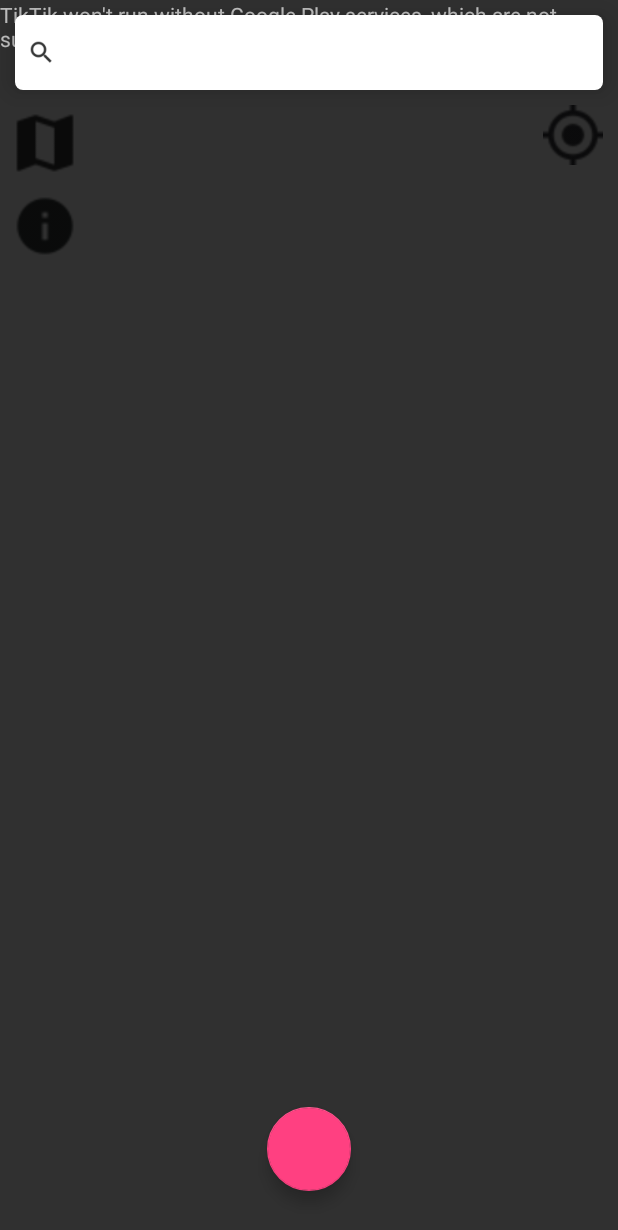
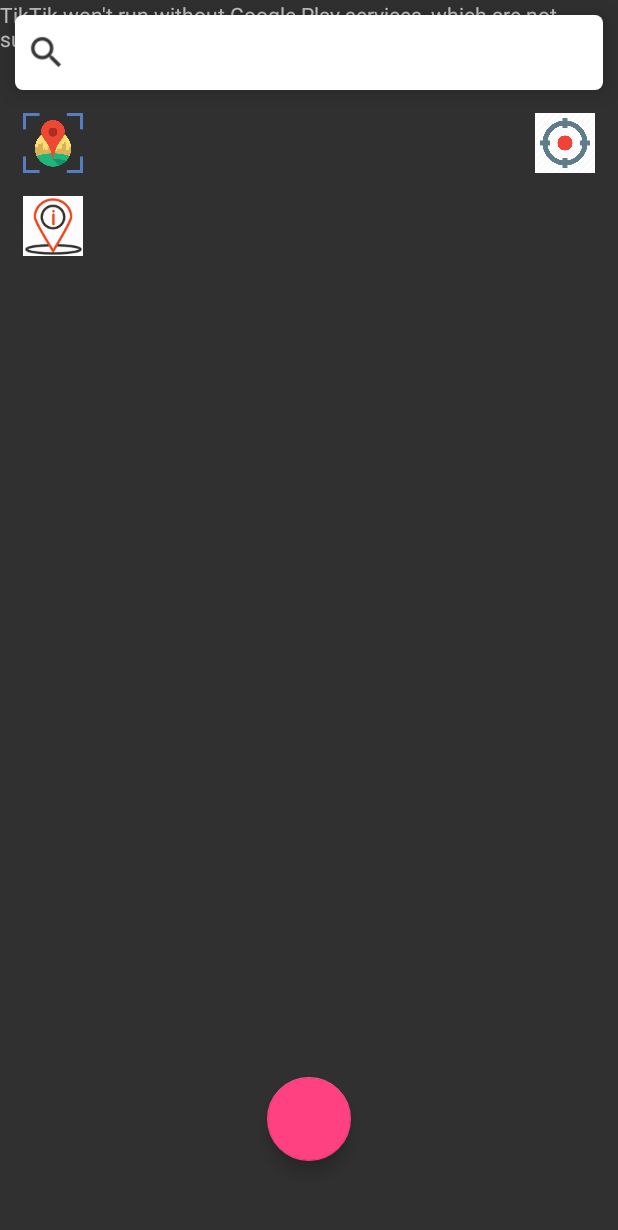
Before and after one commit to smakhdum/TikTik_Android_App, an Android app: the MapActivity screen opened directly, with no data from a screen before it, on a phone screen of 412 x 824 dp. Shown: the top 1230 px of the screen. Run offline under Robolectric (Android 15) with nearby library versions, the phone set to English and light mode, and no system bars; libraries missing offline, so code that uses them is left out: com.getbase.floatingactionbutton; plain views replace FloatingActionButton; 2 statements that could not run were skipped.

Commit message:
xml improvement

```diff
--- a/app/src/main/java/com/makhdum/tiktik/AddReminderActivity.java
+++ b/app/src/main/java/com/makhdum/tiktik/AddReminderActivity.java
@@ -749,7 +749,7 @@ public class AddReminderActivity extends AppCompatActivity implements OnMapReady
         tMap.addMarker(new MarkerOptions().position(getLatLng).title(""));
         tMap.moveCamera(CameraUpdateFactory.newLatLng(getLatLng));
         tMap.getMinZoomLevel();
-        tMap.animateCamera(CameraUpdateFactory.newLatLngZoom(getLatLng, 13.0f));
+        tMap.animateCamera(CameraUpdateFactory.newLatLngZoom(getLatLng, 13.5f));
 
     }
 }
--- a/app/src/main/res/drawable/toolbar_dropshadow.xml
+++ b/app/src/main/res/drawable/toolbar_dropshadow.xml
@@ -4,7 +4,7 @@
 
     <gradient
         android:startColor="@android:color/transparent"
-        android:endColor="#FF9800"
+        android:endColor="#E91E63"
         android:angle="90"/>
 
 </shape>
--- a/app/src/main/res/layout/activity_map.xml
+++ b/app/src/main/res/layout/activity_map.xml
@@ -24,8 +24,8 @@
 
         <ImageView
             android:id="@+id/ic_magnify"
-            android:layout_width="15dp"
-            android:layout_height="15dp"
+            android:layout_width="22dp"
+            android:layout_height="match_parent"
             android:layout_centerVertical="true"
             android:layout_marginLeft="10dp"
             android:src="@drawable/ic_magnify" />
@@ -35,6 +35,7 @@
             android:layout_width="match_parent"
             android:layout_height="match_parent"
             android:layout_centerVertical="true"
+            android:layout_marginLeft="10dp"
             android:layout_toRightOf="@+id/ic_magnify"
             android:background="@null"
             android:hint="Enter Address, City or Zip Code"
@@ -51,30 +52,30 @@
         android:layout_height="40dp"
         android:layout_below="@id/relLayout1"
         android:layout_alignParentRight="true"
-        android:layout_marginTop="10dp"
-        android:layout_marginRight="10dp"
+        android:layout_marginTop="15dp"
+        android:layout_marginRight="15dp"
         android:scaleType="centerCrop"
-        android:src="@drawable/ic_gps" />
+        android:src="@drawable/gps1" />
 
     <ImageView
         android:id="@+id/place_picker"
         android:layout_width="40dp"
         android:layout_height="40dp"
         android:layout_below="@+id/relLayout1"
-        android:layout_marginLeft="10dp"
+        android:layout_marginLeft="15dp"
         android:layout_marginTop="15dp"
         android:scaleType="centerCrop"
-        android:src="@drawable/ic_map" />
+        android:src="@drawable/android_google_places_api" />
 
     <ImageView
         android:id="@+id/place_info"
         android:layout_width="40dp"
         android:layout_height="40dp"
         android:layout_below="@+id/place_picker"
-        android:layout_marginLeft="10dp"
+        android:layout_marginLeft="15dp"
         android:layout_marginTop="15dp"
         android:scaleType="centerCrop"
-        android:src="@drawable/ic_info" />
+        android:src="@drawable/inf" />
 
 
     <com.getbase.floatingactionbutton.FloatingActionButton
@@ -84,7 +85,7 @@
         android:layout_alignParentBottom="true"
         android:layout_centerInParent="true"
         android:layout_centerHorizontal="true"
-        android:layout_marginBottom="30dp"
+        android:layout_marginBottom="50dp"
         android:clickable="true"
         android:onClick="selectFab2"
         fab:fab_colorNormal="#FF5722"
--- a/app/src/main/res/values/strings.xml
+++ b/app/src/main/res/values/strings.xml
@@ -1,7 +1,7 @@
 <resources>
     <string name="app_name">TikTik</string>
-    <string name="no_row">TikTik : a Whisper of TIME  \n \n \n -CLICK ON BUTTON TO SETUP REMINDER-</string>
-    <string name="title_msg"> TikTik : a Whisper of TIME \n -CLICK ON TITLE TO SETUP REMINDER-\n</string>
+    <string name="no_row">TikTik | Whisper of TIME  \n \nClick The Button To Set Reminder</string>
+    <string name="title_msg"> TikTik | Whisper of TIME \n Click Title to Setup Reminder</string>
     <string name="title_activity_add_reminder">Add Reminder</string>
     <string name="title_activity_edit_reminder">Edit Reminder</string>
     <string name="title_activity_licenses">Licenses</string>
```
Also changed, not shown: app/src/main/res/layout/activity_add_reminder.xml (+7 -5 lines), app/src/main/res/layout/activity_main.xml (+10 -3 lines), app/src/main/res/drawable-mdpi/android_google_places_api.png (added), app/src/main/res/drawable-mdpi/gps1.png (added), app/src/main/res/drawable-mdpi/inf.png (added), app/src/main/res/drawable-mdpi/mapinfo.png (added).
